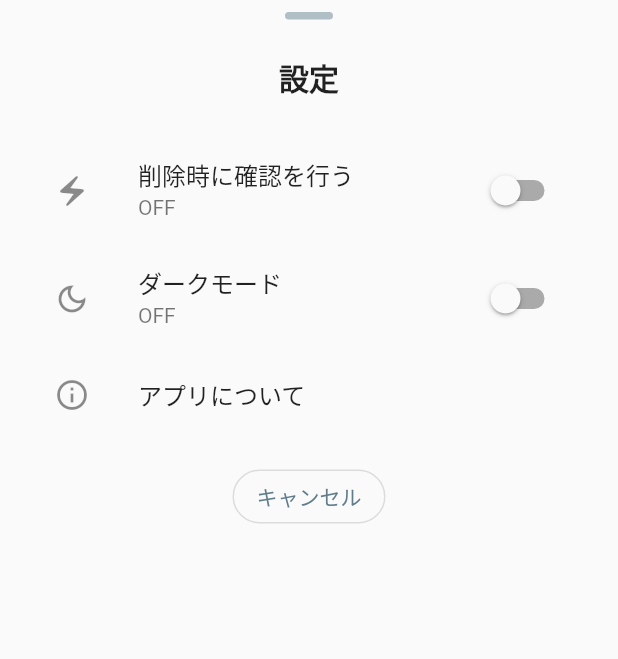
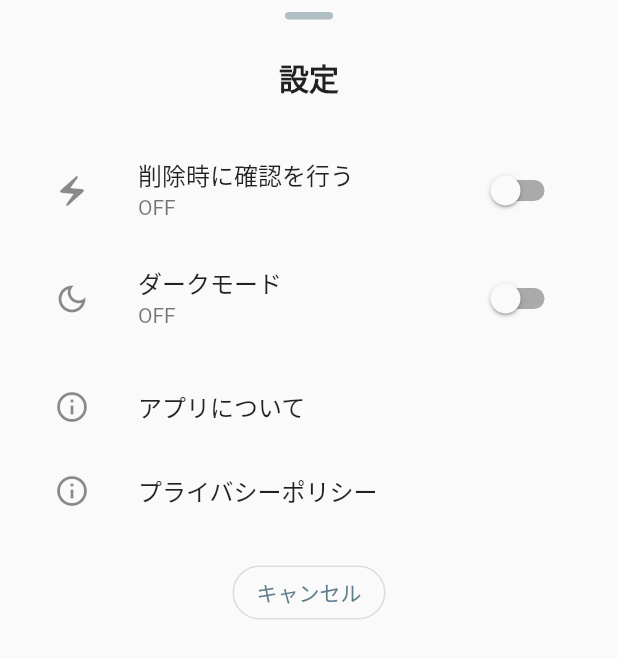
Before and after one commit to naoyukifuruta/inbox-memo, a Flutter app: the SettingPage widget shown alone on an empty page, opened directly, on a phone screen of 412 x 824 dp. Shown: the top 659 px of the screen. Run offline on Flutter 3.47's test engine with Material 2 defaults, Android fonts, the phone set to English and light mode, and no system bars; our stand-ins replace flutter_hooks, freezed_annotation, hooks_riverpod, package_info, share_plus, shared_preferences; accounts and stored records are empty.

Commit message:
プライバシーポリシーを追加中

```diff
--- a/lib/pages/setting_page.dart
+++ b/lib/pages/setting_page.dart
@@ -1,6 +1,7 @@
 import 'package:flutter/material.dart';
 import 'package:hooks_riverpod/hooks_riverpod.dart';
 import 'package:package_info/package_info.dart';
+import 'package:url_launcher/url_launcher.dart';
 
 import '../providers/app_setting_provider.dart';
 import '../providers/theme_provider.dart';
@@ -11,7 +12,7 @@ class SettingPage extends ConsumerWidget {
   @override
   Widget build(BuildContext context, WidgetRef ref) {
     return Container(
-      height: 360,
+      height: 440,
       margin: const EdgeInsets.symmetric(vertical: 8.0),
       child: Center(
         child: Column(
@@ -37,8 +38,11 @@ class SettingPage extends ConsumerWidget {
             const _DeleteConfirmElement(),
             // ダークモード
             const _DarkModeElement(),
+            const SizedBox(height: 8.0),
             // アプリについて
             const _AppInfomationElement(),
+            // プライバシーポリシー
+            const _PrivacyPolicyElement(),
             // キャンセルボタン
             Padding(
               padding: const EdgeInsets.fromLTRB(0, 16.0, 0, 0),
@@ -141,3 +145,30 @@ class _AppInfomationElement extends HookConsumerWidget {
     );
   }
 }
+
+class _PrivacyPolicyElement extends HookConsumerWidget {
+  const _PrivacyPolicyElement({Key? key}) : super(key: key);
+
+  @override
+  Widget build(BuildContext context, WidgetRef ref) {
+    return Padding(
+      padding: const EdgeInsets.symmetric(horizontal: 20.0),
+      child: ListTile(
+        leading: const SizedBox(
+          height: 40,
+          child: Icon(Icons.info_outline),
+        ),
+        title: const Text('プライバシーポリシー'),
+        onTap: () async {
+          final url = Uri.parse(
+              'https://splendid-waterlily-673.notion.site/Inbox-9c87a19e2b384bca82311ba4d3242a20');
+          if (await canLaunchUrl(url)) {
+            launchUrl(url);
+          } else {
+            print("Can't launch $url");
+          }
+        },
+      ),
+    );
+  }
+}
--- a/pubspec.yaml
+++ b/pubspec.yaml
@@ -18,6 +18,7 @@ dependencies:
   share_plus: ^4.0.3
   flutter_hooks: ^0.18.4
   hooks_riverpod: ^1.0.4
+  url_launcher: ^6.1.9
 
 dev_dependencies:
   freezed:
```
Also changed, not shown: pubspec.lock.
